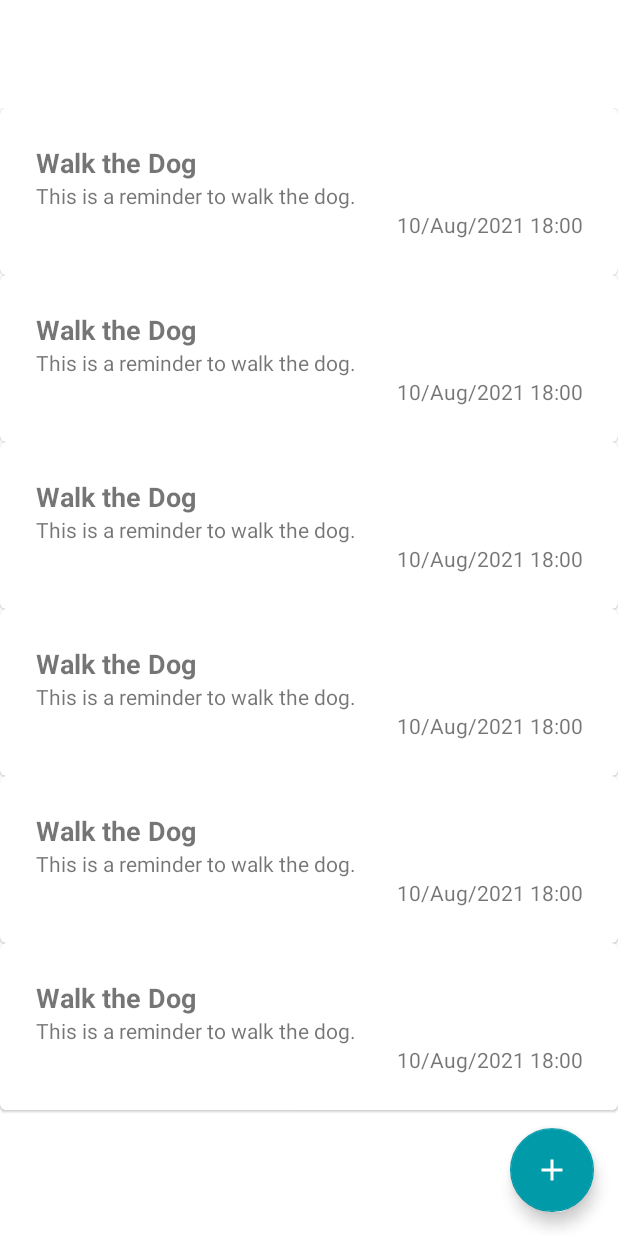
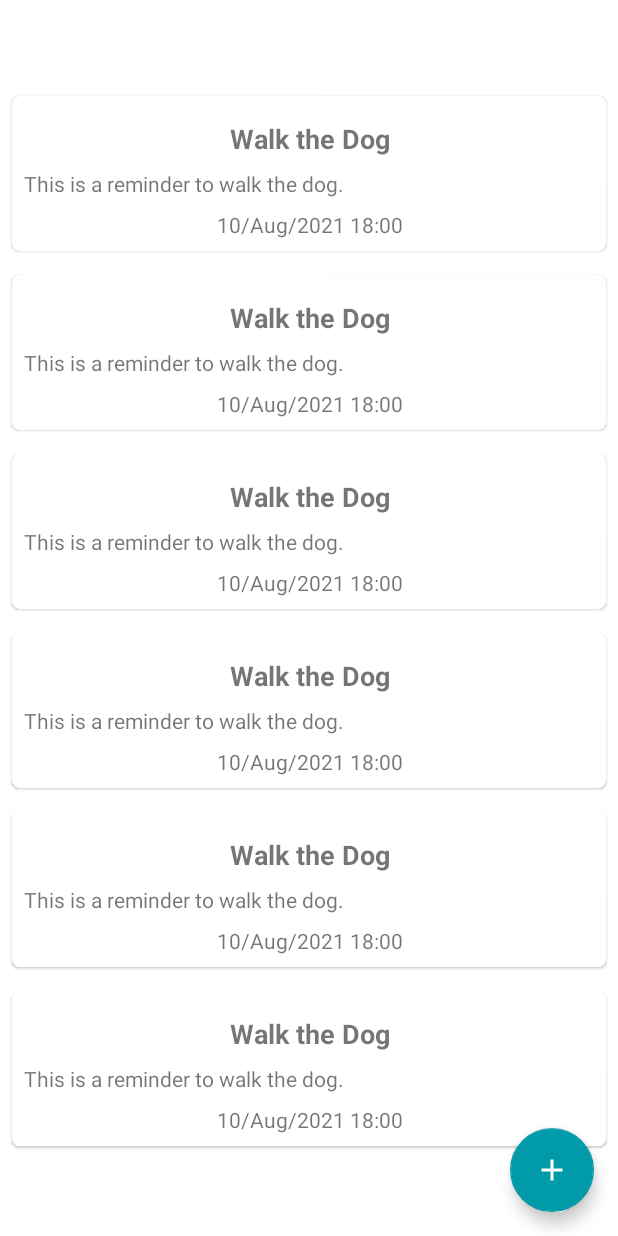
Before and after one commit to matheus-miranda/Clean-Notes, an Android app: the layout activity_main.xml on its own in the app's theme, with its tools: preview values and no code run, on a phone screen of 412 x 824 dp. Run offline under Robolectric (Android 15) with nearby library versions, the phone set to English and light mode, and no system bars.

Commit message:
Create NoteListAdapter.kt

```diff
--- a/app/src/main/AndroidManifest.xml
+++ b/app/src/main/AndroidManifest.xml
@@ -10,7 +10,7 @@
         android:supportsRtl="true"
         android:theme="@style/Theme.CleanNotes">
         <activity android:name=".ui.AddNoteActivity" />
-        <activity android:name=".MainActivity">
+        <activity android:name=".ui.MainActivity">
             <intent-filter>
                 <action android:name="android.intent.action.MAIN" />
 
--- a/app/src/main/java/br/com/mmdevelopment/cleannotes/ui/AddNoteActivity.kt
+++ b/app/src/main/java/br/com/mmdevelopment/cleannotes/ui/AddNoteActivity.kt
@@ -1,5 +1,6 @@
 package br.com.mmdevelopment.cleannotes.ui
 
+import android.app.Activity
 import android.os.Bundle
 import android.transition.Slide
 import android.view.Window
@@ -76,6 +77,8 @@ class AddNoteActivity : AppCompatActivity() {
                 time = binding.tilTime.text
             )
             NoteDataSource.insertNote(note)
+            setResult(Activity.RESULT_OK)
+            finish()
         }
     }
 }
--- a/app/src/main/res/layout/activity_main.xml
+++ b/app/src/main/res/layout/activity_main.xml
@@ -4,7 +4,7 @@
     xmlns:tools="http://schemas.android.com/tools"
     android:layout_width="match_parent"
     android:layout_height="match_parent"
-    tools:context=".MainActivity">
+    tools:context=".ui.MainActivity">
 
     <com.google.android.material.appbar.MaterialToolbar
         android:id="@+id/tb_main"
@@ -16,7 +16,6 @@
         android:id="@+id/rv_notes"
         android:layout_width="match_parent"
         android:layout_height="0dp"
-        android:layout_marginTop="16dp"
         app:layout_constraintBottom_toBottomOf="parent"
         app:layout_constraintTop_toBottomOf="@id/tb_main"
         tools:itemCount="8"
--- a/app/src/main/res/layout/note_item.xml
+++ b/app/src/main/res/layout/note_item.xml
@@ -3,35 +3,45 @@
     xmlns:app="http://schemas.android.com/apk/res-auto"
     xmlns:tools="http://schemas.android.com/tools"
     android:layout_width="match_parent"
-    android:layout_height="wrap_content">
+    android:layout_height="wrap_content"
+    android:layout_margin="8dp"
+    android:elevation="5dp"
+    app:cardCornerRadius="5dp">
 
     <androidx.constraintlayout.widget.ConstraintLayout
         android:layout_width="match_parent"
-        android:layout_height="match_parent"
-        android:layout_margin="16dp"
+        android:layout_height="wrap_content"
+        android:layout_marginTop="8dp"
         android:padding="8dp">
 
         <TextView
             android:id="@+id/tv_title"
-            android:layout_width="match_parent"
-            android:layout_height="wrap_content"
+            android:layout_width="wrap_content"
+            android:layout_height="match_parent"
+            android:maxLines="1"
+            android:textAlignment="center"
             android:textSize="18sp"
             android:textStyle="bold"
             app:layout_constraintTop_toTopOf="parent"
+            app:layout_constraintStart_toStartOf="parent"
+            app:layout_constraintEnd_toEndOf="parent"
             tools:text="Walk the Dog" />
 
         <TextView
             android:id="@+id/tv_description"
             android:layout_width="match_parent"
             android:layout_height="wrap_content"
+            android:layout_marginTop="8dp"
+            android:maxLines="8"
             app:layout_constraintTop_toBottomOf="@id/tv_title"
             tools:text="This is a reminder to walk the dog." />
 
         <TextView
-            android:id="@+id/tv_date"
+            android:id="@+id/tv_date_time"
             android:layout_width="match_parent"
             android:layout_height="wrap_content"
-            android:gravity="end"
+            android:layout_marginTop="8dp"
+            android:gravity="center"
             app:layout_constraintTop_toBottomOf="@id/tv_description"
             tools:text="10/Aug/2021 18:00" />
 
```
Also changed, not shown: app/src/main/java/br/com/mmdevelopment/cleannotes/adapter/NoteListAdapter.kt (added, +47 -0 lines), app/src/main/java/br/com/mmdevelopment/cleannotes/ui/MainActivity.kt (renamed from app/src/main/java/br/com/mmdevelopment/cleannotes/MainActivity.kt, +26 -6 lines).
